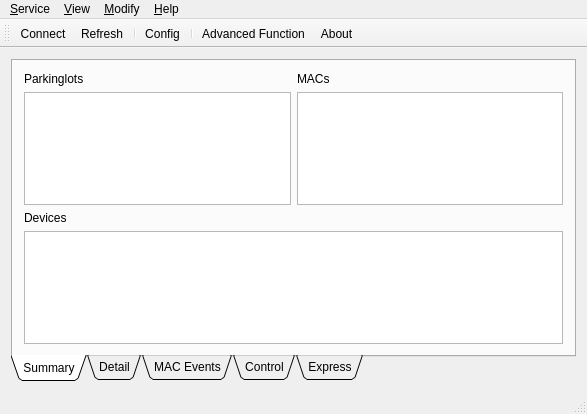
Above: pkCtrlPannel/mainwndctrlpannel.ui from 21pages/zpserver before the change. Below: the same form after it.
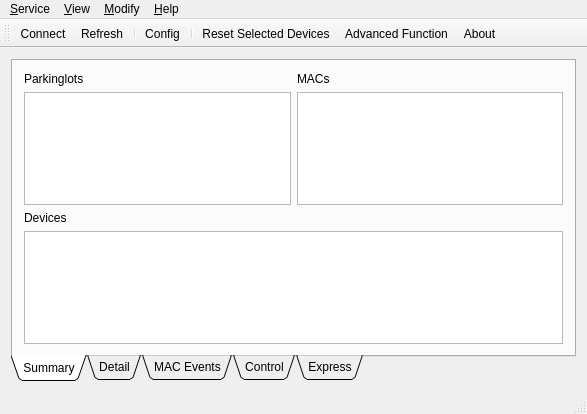
That is the form after the change. The open tabs and pages were chosen to show the change. Icons and pictures are not drawn.

Commit message: Add a action in ctrl pannel, for auickly reset all devices

The edit to the form file:
```diff
--- a/pkCtrlPannel/mainwndctrlpannel.ui
+++ b/pkCtrlPannel/mainwndctrlpannel.ui
@@ -620,6 +620,7 @@
    <addaction name="separator"/>
    <addaction name="actionConfig"/>
    <addaction name="separator"/>
+   <addaction name="actionReset_Selected_Devices"/>
    <addaction name="actionAdvanced_Function"/>
    <addaction name="action_About"/>
   </widget>
@@ -714,6 +715,15 @@
     <string>Mac and Parkinglots</string>
    </property>
   </action>
+  <action name="actionReset_Selected_Devices">
+   <property name="icon">
+    <iconset resource="resources.qrc">
+     <normaloff>:/pkCtrlPannel/resources/AquaBubble 037.png</normaloff>:/pkCtrlPannel/resources/AquaBubble 037.png</iconset>
+   </property>
+   <property name="text">
+    <string>Reset Selected Devices</string>
+   </property>
+  </action>
  </widget>
  <layoutdefault spacing="6" margin="11"/>
  <resources>
```
Left out of the diff: 9 changed lines with no effect on the pictures. The commit also changes 2 other files.
